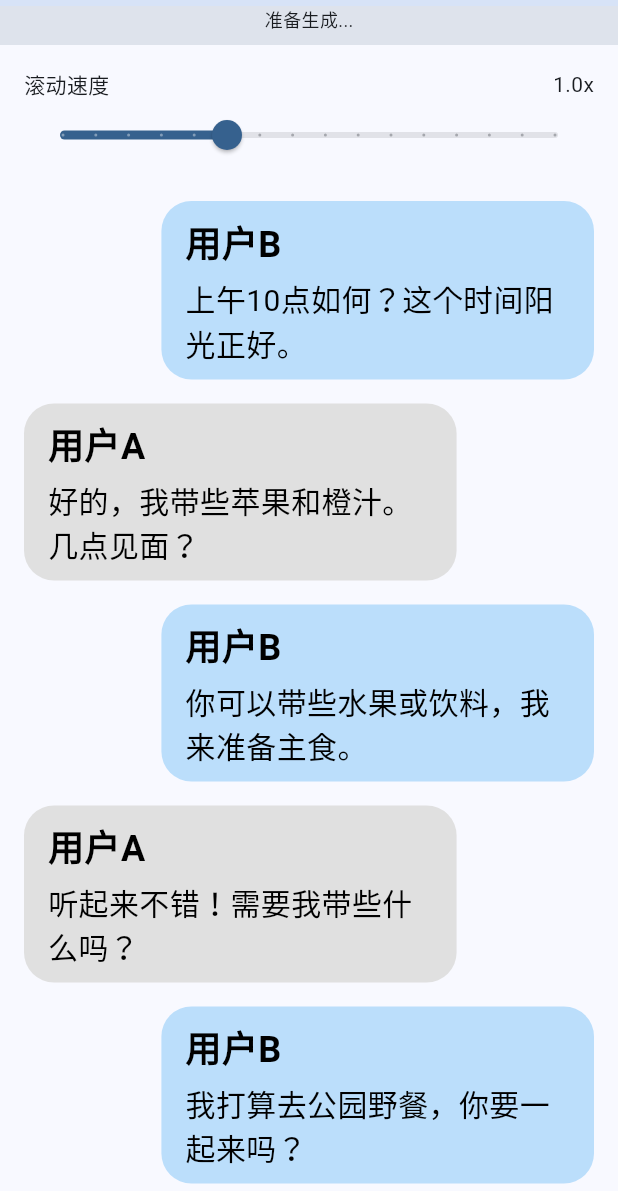
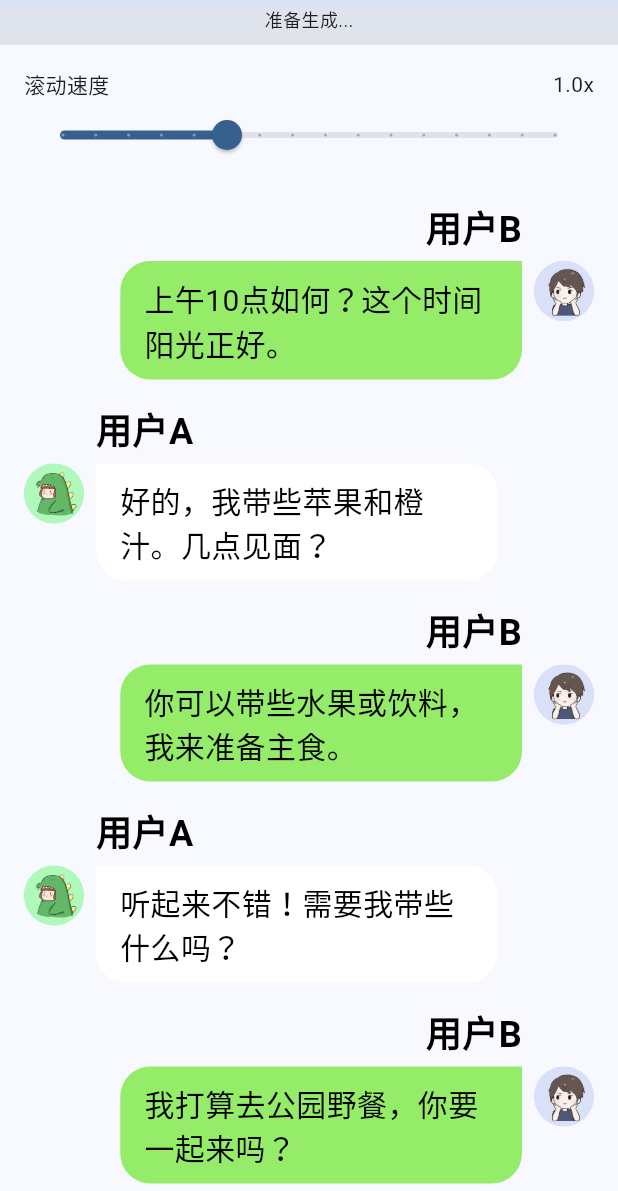
Before and after one commit to nasawz/chat_video_generator, a Flutter app: the screen it shows after launch, scrolled down 557 dp, after a tap on the "movie creation" icon, on a phone screen of 412 x 824 dp, the part 45-1236 px from its top. Run offline on Flutter 3.47's test engine with Material 3 defaults, Android fonts, the phone set to English and light mode, and no system bars; our stand-ins replace device_info_plus, flutter_colorpicker, permission_handler; missing offline and left inert: ffmpeg_kit_flutter.

Commit message:
feat: 添加用户头像功能和聊天消息布局优化
- 在聊天消息中引入用户头像，提升界面个性化体验
- 更新 pubspec.yaml 文件以包含新头像资源
- 修改 ChatMessage 类，新增头像字段并设置默认头像
- 优化聊天消息布局，确保头像与消息内容正确对齐
- 更新相关绘制逻辑以支持头像显示，改善用户界面

```diff
--- a/lib/main.dart
+++ b/lib/main.dart
@@ -8,6 +8,7 @@ import 'package:permission_handler/permission_handler.dart';
 import 'package:device_info_plus/device_info_plus.dart';
 import 'dart:ui' as ui;
 import 'dart:math';
+import 'package:flutter/services.dart';
 
 void main() {
   runApp(const MyApp());
@@ -44,16 +45,66 @@ class _ChatScreenState extends State<ChatScreen> {
 
   // 示例数据
   final List<ChatMessage> _messages = [
-    ChatMessage(sender: "用户A", message: "你好！", isLeft: true),
-    ChatMessage(sender: "用户B", message: "你好！很高兴见到你。", isLeft: false),
-    ChatMessage(sender: "用户A", message: "今天天气真不错。", isLeft: true),
-    ChatMessage(sender: "用户B", message: "是的，阳光明媚，很适合出去走走。", isLeft: false),
-    ChatMessage(sender: "用户A", message: "你末有什么计划吗？", isLeft: true),
-    ChatMessage(sender: "用户B", message: "我打算去公园野餐，你要一起来吗？", isLeft: false),
-    ChatMessage(sender: "用户A", message: "听起来不错！需要我带些什么吗？", isLeft: true),
-    ChatMessage(sender: "用户B", message: "你可以带些水果或饮料，我来准备主食。", isLeft: false),
-    ChatMessage(sender: "用户A", message: "好的，我带些苹果和橙汁。几点见面？", isLeft: true),
-    ChatMessage(sender: "用户B", message: "上午10点如何？这个时间阳光正好。", isLeft: false),
+    ChatMessage(
+      sender: "用户A",
+      message: "你好！",
+      isLeft: true,
+      avatar: 'assets/avatar_a.png',
+    ),
+    ChatMessage(
+      sender: "用户B",
+      message: "你好！很高兴见到你。",
+      isLeft: false,
+      avatar: 'assets/avatar_b.png',
+    ),
+    ChatMessage(
+      sender: "用户A",
+      message: "今天天气真不错。",
+      isLeft: true,
+      avatar: 'assets/avatar_a.png',
+    ),
+    ChatMessage(
+      sender: "用户B",
+      message: "是的，阳光明媚，很适合出去走走。",
+      isLeft: false,
+      avatar: 'assets/avatar_b.png',
+    ),
+    ChatMessage(
+      sender: "用户A",
+      message: "你末有什么计划吗？",
+      isLeft: true,
+      avatar: 'assets/avatar_a.png',
+    ),
+    ChatMessage(
+      sender: "用户B",
+      message: "我打算去公园野餐，你要一起来吗？",
+      isLeft: false,
+      avatar: 'assets/avatar_b.png',
+    ),
+    ChatMessage(
+      sender: "用户A",
+      message: "听起来不错！需要我带些什么吗？",
+      isLeft: true,
+      avatar: 'assets/avatar_a.png',
+    ),
+    ChatMessage(
+      sender: "用户B",
+      message: "你可以带些水果或饮料，我来准备主食。",
+      isLeft: false,
+      avatar: 'assets/avatar_b.png',
+    ),
+    ChatMessage(
+      sender: "用户A",
+      message: "好的，我带些苹果和橙汁。几点见面？",
+      isLeft: true,
+      avatar: 'assets/avatar_a.png',
+    ),
+    ChatMessage(
+      sender: "用户B",
+      message: "上午10点如何？这个时间阳光正好。",
+      isLeft: false,
+      avatar: 'assets/avatar_b.png',
+    ),
   ];
 
   // 添加进度变量
@@ -67,8 +118,8 @@ class _ChatScreenState extends State<ChatScreen> {
   double _senderFontSize = 24.0;
 
   // 添加界面控制相关的状态变量
-  Color _leftBubbleColor = Colors.grey[300]!;
-  Color _rightBubbleColor = Colors.blue[100]!;
+  Color _leftBubbleColor = Colors.white;
+  Color _rightBubbleColor = const Color(0xFF95EC69);
   Color _leftTextColor = Colors.black;
   Color _rightTextColor = Colors.black;
   double _bubbleRadius = 20.0;
@@ -104,7 +155,7 @@ class _ChatScreenState extends State<ChatScreen> {
     );
   }
 
-  // 添加一个方法来确保值在范围内
+  // 添加一个方法来确保值在围内
   double _clampFontSize(double value) {
     return value.clamp(20.0, 48.0);
   }
@@ -279,7 +330,7 @@ class _ChatScreenState extends State<ChatScreen> {
         _progressText = '准备生成...';
       });
 
-      // 1. 创建临时目��存放帧图片
+      // 1. 创建临时目录存放帧图片
       final tempDir = await getTemporaryDirectory();
       final framesDir = Directory('${tempDir.path}/frames');
       if (await framesDir.exists()) {
@@ -302,8 +353,7 @@ class _ChatScreenState extends State<ChatScreen> {
             text: message.sender,
             style: TextStyle(
               fontSize: _senderFontSize,
-              fontWeight: FontWeight.bold,
-              color: message.isLeft ? _leftTextColor : _rightTextColor,
+              color: Colors.grey[600], // 用户名使用灰色
             ),
           ),
           textDirection: TextDirection.ltr,
@@ -334,7 +384,7 @@ class _ChatScreenState extends State<ChatScreen> {
         ));
       }
 
-      // 根据内容计算所需的��准帧数
+      // 根据内容计算所需的标准帧数
       final int baseFrames = _calculateBaseFrames(totalHeight, frameSize);
       final int totalFrames = (baseFrames / _animationSpeed).round();
 
@@ -365,26 +415,57 @@ class _ChatScreenState extends State<ChatScreen> {
         double y = currentY;
         for (final layout in messageLayouts) {
           if (y + layout.height > 0 && y < frameSize) {
-            final x = layout.message.isLeft
-                ? 40.0
+            // 计算基础x坐标，考虑头像空间
+            final baseX = layout.message.isLeft
+                ? 80.0 // 40(边距) + 40(头像空间)
                 : frameSize -
                     max(layout.senderTextPainter.width,
                         layout.messageTextPainter.width) -
-                    40;
+                    80;
+
+            // 绘制头像
+            final avatarImage = await loadImage(layout.message.avatar);
+            final avatarRect = Rect.fromCircle(
+              center: Offset(
+                layout.message.isLeft ? 40 : frameSize - 40,
+                y + layout.senderTextPainter.height + 30,
+              ),
+              radius: 20,
+            );
+
+            // 绘制圆形头像
+            final avatarPath = Path()..addOval(avatarRect);
+            canvas.save();
+            canvas.clipPath(avatarPath);
+            canvas.drawImageRect(
+              avatarImage,
+              Rect.fromLTWH(0, 0, avatarImage.width.toDouble(),
+                  avatarImage.height.toDouble()),
+              avatarRect,
+              Paint(),
+            );
+            canvas.restore();
+
+            // 绘制用户名
+            layout.senderTextPainter.paint(canvas, Offset(baseX, y));
 
             // 绘制气泡
-            final bubblePath = Path()
-              ..addRRect(RRect.fromRectAndRadius(
+            final bubblePath = Path();
+            final bubbleRect = RRect.fromRectAndCorners(
               Rect.fromLTWH(
-                  x - 16,
-                  y,
-                  max(layout.senderTextPainter.width,
-                          layout.messageTextPainter.width) +
-                      32,
-                  layout.height,
+                baseX - 16,
+                y + layout.senderTextPainter.height + 4,
+                layout.messageTextPainter.width + 32,
+                layout.messageTextPainter.height + 20,
               ),
-                Radius.circular(_bubbleRadius),
-              ));
+              topLeft:
+                  Radius.circular(layout.message.isLeft ? 0 : _bubbleRadius),
+              topRight:
+                  Radius.circular(layout.message.isLeft ? _bubbleRadius : 0),
+              bottomLeft: Radius.circular(_bubbleRadius),
+              bottomRight: Radius.circular(_bubbleRadius),
+            );
+            bubblePath.addRRect(bubbleRect);
 
             canvas.drawPath(
               bubblePath,
@@ -394,14 +475,9 @@ class _ChatScreenState extends State<ChatScreen> {
                 ..style = PaintingStyle.fill,
             );
 
-            // 绘制发送者名字
-            layout.senderTextPainter.paint(canvas, Offset(x, y + 10));
-
-            // 绘制消息内容
-            layout.messageTextPainter.paint(
-              canvas,
-              Offset(x, y + 10 + layout.senderTextPainter.height + 4),
-            );
+            // 绘制消息文本
+            layout.messageTextPainter.paint(canvas,
+                Offset(baseX, y + layout.senderTextPainter.height + 14));
           }
           y += layout.height + 20;
         }
@@ -457,7 +533,7 @@ class _ChatScreenState extends State<ChatScreen> {
       final session = await FFmpegKit.execute(command);
       final returnCode = await session.getReturnCode();
 
-      // 获取完整的出和日志
+      // 获取完整的输出和日志
       final output = await session.getOutput();
       final logs = await session.getLogs();
       print('FFmpeg complete output:');
@@ -542,6 +618,15 @@ class _ChatScreenState extends State<ChatScreen> {
     }
   }
 
+  // 添加图片加载辅助方法
+  Future<ui.Image> loadImage(String assetPath) async {
+    final ByteData data = await rootBundle.load(assetPath);
+    final Uint8List bytes = data.buffer.asUint8List();
+    final ui.Codec codec = await ui.instantiateImageCodec(bytes);
+    final ui.FrameInfo fi = await codec.getNextFrame();
+    return fi.image;
+  }
+
   @override
   Widget build(BuildContext context) {
     return Scaffold(
@@ -567,7 +652,7 @@ class _ChatScreenState extends State<ChatScreen> {
                         child: Column(
                           children: [
                             ListTile(
-                              title: const Text('左侧气泡颜色'),
+                              title: const Text('左气泡颜色'),
                               trailing: Container(
                                 width: 24,
                                 height: 24,
@@ -802,11 +887,13 @@ class ChatMessage {
   final String sender;
   final String message;
   final bool isLeft;
+  final String avatar; // 新增头像字段
 
   ChatMessage({
     required this.sender,
     required this.message,
     required this.isLeft,
+    this.avatar = 'assets/default_avatar.png', // 默认头像
   });
 }
 
@@ -836,43 +923,87 @@ class ChatBubble extends StatelessWidget {
   Widget build(BuildContext context) {
     return Padding(
       padding: const EdgeInsets.symmetric(horizontal: 16, vertical: 8),
-      child: Row(
-        mainAxisAlignment:
-            message.isLeft ? MainAxisAlignment.start : MainAxisAlignment.end,
+      child: Column(
+        crossAxisAlignment:
+            message.isLeft ? CrossAxisAlignment.start : CrossAxisAlignment.end,
         children: [
-          if (!message.isLeft) const Spacer(),
-          Container(
-            constraints: BoxConstraints(
-              maxWidth: MediaQuery.of(context).size.width * 0.7,
+          // 发送者名字
+          Padding(
+            padding: EdgeInsets.only(
+              left: message.isLeft ? 48 : 0, // 为头像留出空间
+              right: message.isLeft ? 0 : 48,
+              bottom: 4,
             ),
-            padding: const EdgeInsets.symmetric(horizontal: 16, vertical: 10),
-            decoration: BoxDecoration(
-              color: message.isLeft ? leftBubbleColor : rightBubbleColor,
-              borderRadius: BorderRadius.circular(bubbleRadius),
-            ),
-            child: Column(
-              crossAxisAlignment: CrossAxisAlignment.start,
-              children: [
-                Text(
+            child: Text(
               message.sender,
               style: TextStyle(
                 fontWeight: FontWeight.bold,
                 fontSize: senderFontSize,
-                    color: message.isLeft ? leftTextColor : rightTextColor,
+                color: message.isLeft
+                    ? leftTextColor
+                    : rightTextColor, // 确保使用正确的颜色
               ),
             ),
-                const SizedBox(height: 4),
-                Text(
+          ),
+          // 消息行
+          Row(
+            mainAxisAlignment: message.isLeft
+                ? MainAxisAlignment.start
+                : MainAxisAlignment.end,
+            crossAxisAlignment: CrossAxisAlignment.start, // 确保头像与气泡顶部对齐
+            children: [
+              if (!message.isLeft) const Spacer(),
+              if (message.isLeft)
+                Padding(
+                  padding: const EdgeInsets.only(right: 8.0),
+                  child: CircleAvatar(
+                    radius: 20,
+                    backgroundImage: AssetImage(message.avatar),
+                  ),
+                ),
+              ConstrainedBox(
+                constraints: BoxConstraints(
+                  maxWidth:
+                      MediaQuery.of(context).size.width * 0.65, // 稍微减小以适应头像
+                ),
+                child: Container(
+                  padding: const EdgeInsets.symmetric(
+                    horizontal: 16,
+                    vertical: 10,
+                  ),
+                  decoration: BoxDecoration(
+                    color: message.isLeft ? leftBubbleColor : rightBubbleColor,
+                    borderRadius: BorderRadius.only(
+                      topLeft:
+                          Radius.circular(message.isLeft ? 0 : bubbleRadius),
+                      topRight:
+                          Radius.circular(message.isLeft ? bubbleRadius : 0),
+                      bottomLeft: Radius.circular(bubbleRadius),
+                      bottomRight: Radius.circular(bubbleRadius),
+                    ),
+                  ),
+                  child: Text(
                     message.message,
                     style: TextStyle(
                       fontSize: fontSize,
-                    color: message.isLeft ? leftTextColor : rightTextColor,
+                      color: message.isLeft
+                          ? leftTextColor
+                          : rightTextColor, // 确保使用正确的颜色
+                    ),
+                  ),
+                ),
+              ),
+              if (message.isLeft) const Spacer(),
+              if (!message.isLeft)
+                Padding(
+                  padding: const EdgeInsets.only(left: 8.0),
+                  child: CircleAvatar(
+                    radius: 20,
+                    backgroundImage: AssetImage(message.avatar),
                   ),
                 ),
             ],
           ),
-          ),
-          if (message.isLeft) const Spacer(),
         ],
       ),
     );
--- a/pubspec.yaml
+++ b/pubspec.yaml
@@ -23,3 +23,7 @@ dev_dependencies:
 
 flutter:
   uses-material-design: true
+  assets:
+    - assets/avatar_a.png
+    - assets/avatar_b.png
+    - assets/default_avatar.png
```
Also changed, not shown: assets/avatar_a.png (added), assets/avatar_b.png (added), assets/default_avatar.png (added). Lines whose indentation alone changed are shown as unchanged.
